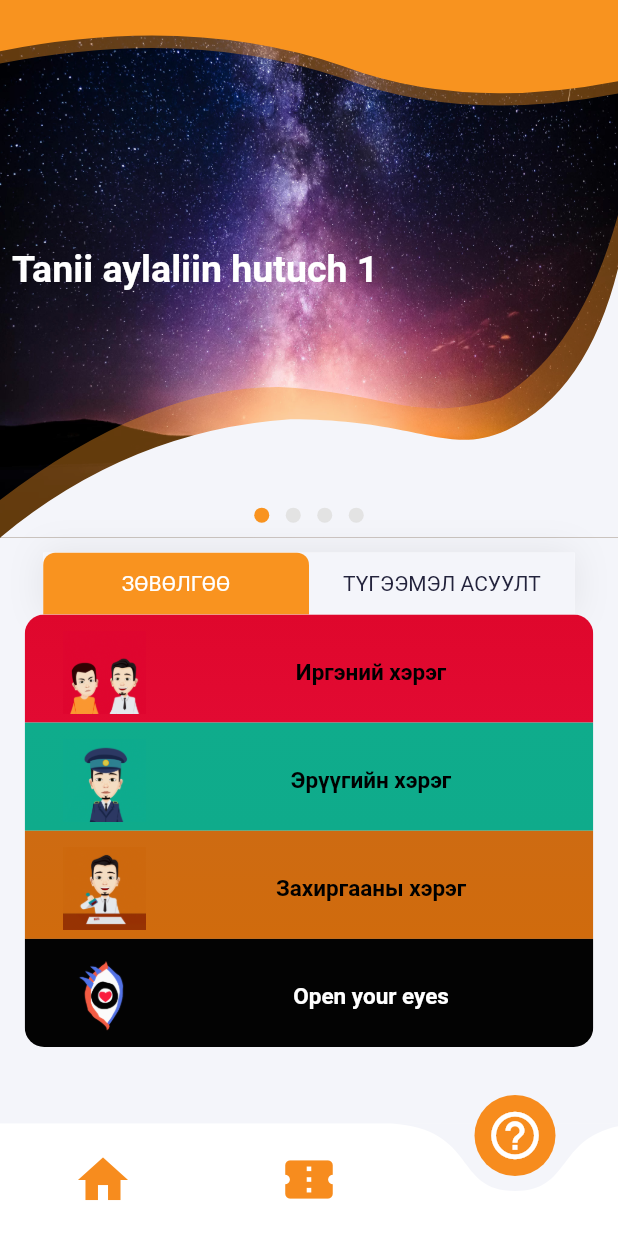
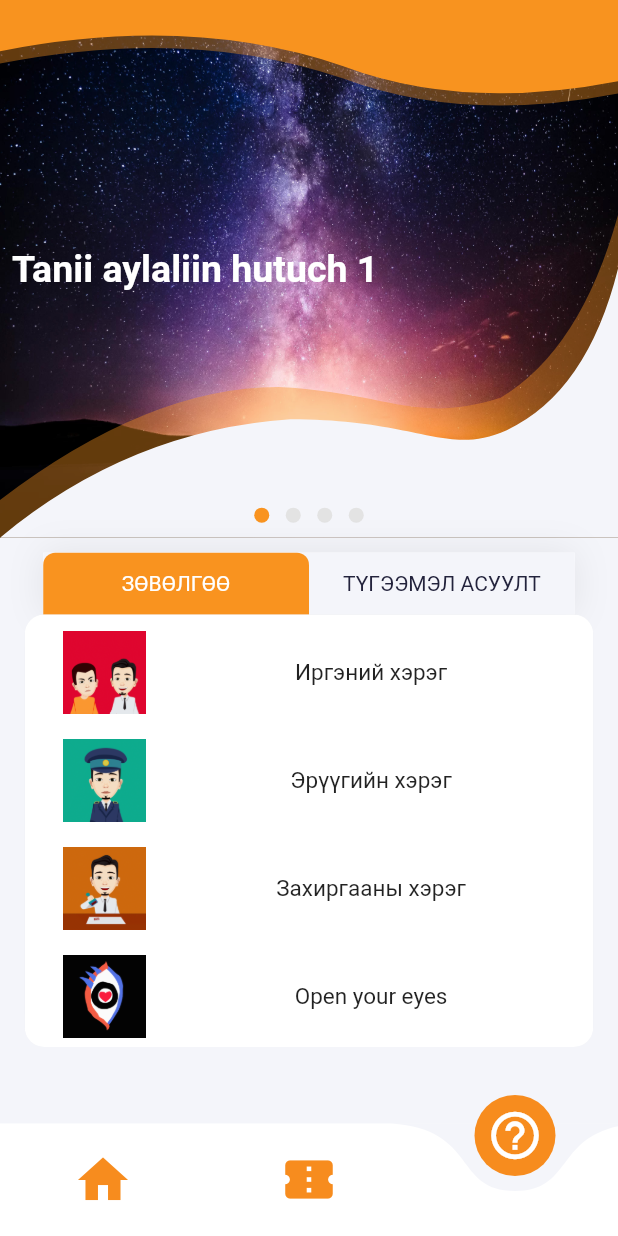
Before and after one commit to temka0170/lawapp, a Flutter app: the screen it shows after launch, item 3 of the bottom bar chosen, on a phone screen of 412 x 824 dp. Run offline on Flutter 3.47's test engine with Material 2 defaults, Android fonts, the light colour scheme and no system bars; drawn by our look-alikes of curved_navigation_bar; our stand-ins replace carousel_slider, flutter_custom_clippers; missing offline and left inert: flutter_phone_direct_caller; Roboto replaces fonts that are missing (SFProDisplay); project files that could hold a hidden picture were left out.

Commit message:
reverted Advice section buttons background color to default, final tests

```diff
--- a/lib/custom_func_data/more_table.dart
+++ b/lib/custom_func_data/more_table.dart
@@ -169,9 +169,6 @@
           child: BoxItems(
             imgPath: 'assets/gifs/irgen.gif',
             textBox: 'Иргэний хэрэг',
-            clr1: Color.fromRGBO(223, 7, 44, 1.0),
-            clr2: Color.fromRGBO(226, 10, 50, 1.0),
-            txtclr: Colors.black,
             popup: IrgenBox(
               title: 'Иргэний хэрэг',
             ),
@@ -181,9 +178,6 @@
           child: BoxItems(
             imgPath: 'assets/gifs/eruu.gif',
             textBox: 'Эрүүгийн хэрэг',
-            clr1: Color.fromRGBO(15, 172, 140, 1.0),
-            clr2: Color.fromRGBO(15, 171, 139, 1.0),
-            txtclr: Colors.black,
             popup: EruuBox(
               title: 'Эрүүгийн хэрэг',
             ),
@@ -193,9 +187,6 @@
           child: BoxItems(
             imgPath: 'assets/gifs/baiguullaga.gif',
             textBox: 'Захиргааны хэрэг',
-            clr1: Color.fromRGBO(206, 107, 18, 1.0),
-            clr2: Color.fromRGBO(208, 107, 13, 1.0),
-            txtclr: Colors.black,
             popup: ZahirgaaBox(
               title: 'Захиргааны хэрэг',
             ),
@@ -205,9 +196,6 @@
           child: BoxItems(
             imgPath: 'assets/gifs/openeye.gif',
             textBox: 'Open your eyes',
-            clr1: Color.fromRGBO(3, 3, 3, 1.0),
-            clr2: Color.fromRGBO(3, 3, 3, 1.0),
-            txtclr: Colors.white,
             popup: EyeBox(
               title: 'Open your eyes',
             ),
--- a/lib/navigating_pages/more.dart
+++ b/lib/navigating_pages/more.dart
@@ -45,33 +45,16 @@
     @required this.imgPath,
     @required this.textBox,
     @required this.popup,
-    @required this.clr1,
-    @required this.clr2,
-    @required this.txtclr,
   }) : super(key: key);
 
   final String imgPath;
   final String textBox;
   final Widget popup;
-  final Color clr1;
-  final Color clr2;
-  final Color txtclr;
 
   @override
   Widget build(BuildContext context) {
     return Container(
       padding: EdgeInsets.only(top: 5.0),
-      decoration: BoxDecoration(
-        gradient: LinearGradient(
-          begin: Alignment.topCenter,
-          end: Alignment.bottomCenter,
-          colors: [
-            clr1,
-            clr2,
-          ],
-          tileMode: TileMode.repeated,
-        ),
-      ),
       child: Row(
         mainAxisAlignment: MainAxisAlignment.spaceEvenly,
         children: <Widget>[
@@ -120,8 +103,6 @@
                   textAlign: TextAlign.center,
                   style: TextStyle(
                     fontSize: 15.0,
-                    color: txtclr,
-                    fontWeight: FontWeight.bold,
                   ),
                 ),
               ),
```
